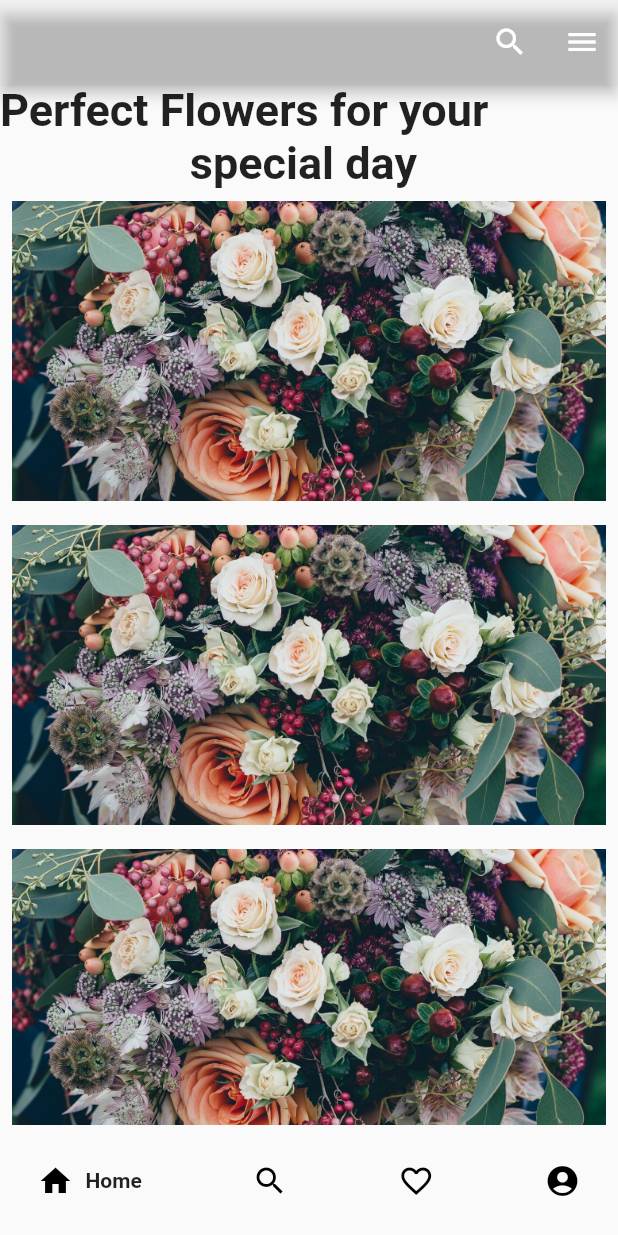
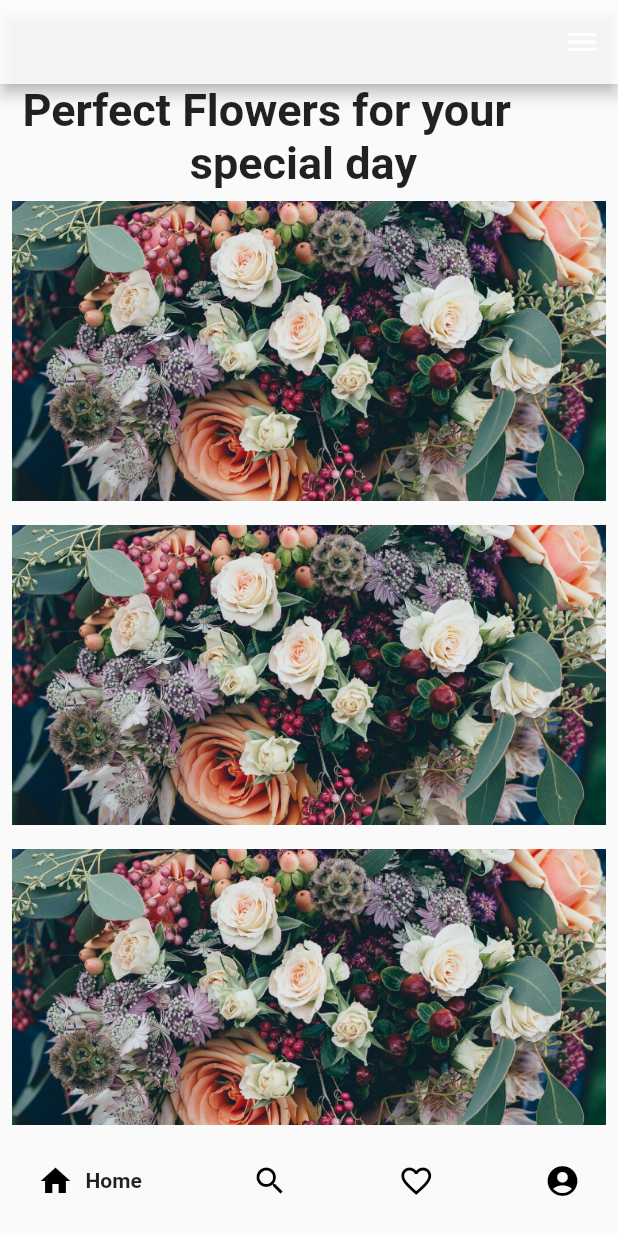
Before and after one commit to Dagitesh/DAGMAWIT_TESHALE-assignment-2, a Flutter app: the screen it shows after launch, on a phone screen of 412 x 824 dp. Run offline on Flutter 3.47's test engine with Material 2 defaults, Android fonts, the phone set to English and light mode, and no system bars; drawn by our look-alikes of google_nav_bar.

Commit message:
last commit

```diff
--- a/lib/main.dart
+++ b/lib/main.dart
@@ -39,7 +39,7 @@ class _MyHomePageState extends State<MyHomePage> {
     return Scaffold(
       body: ListView(children: [
         Text(
-          "Perfect Flowers for your ",
+          "  Perfect Flowers for your ",
           style: TextStyle(fontSize: 30, fontWeight: FontWeight.bold),
         ),
         Container(
@@ -116,15 +116,11 @@ class _MyHomePageState extends State<MyHomePage> {
           title: Text(widget.title),
           actions: <Widget>[
             IconButton(
-              icon: const Icon(Icons.search),
-              onPressed: () {},
-            ),
-            IconButton(
               icon: const Icon(Icons.menu),
               onPressed: () {},
             )
           ],
-          backgroundColor: Color.fromARGB(9, 255, 255, 255)),
+          backgroundColor: Color.fromARGB(213, 255, 255, 255)),
     );
   }
 }
```
